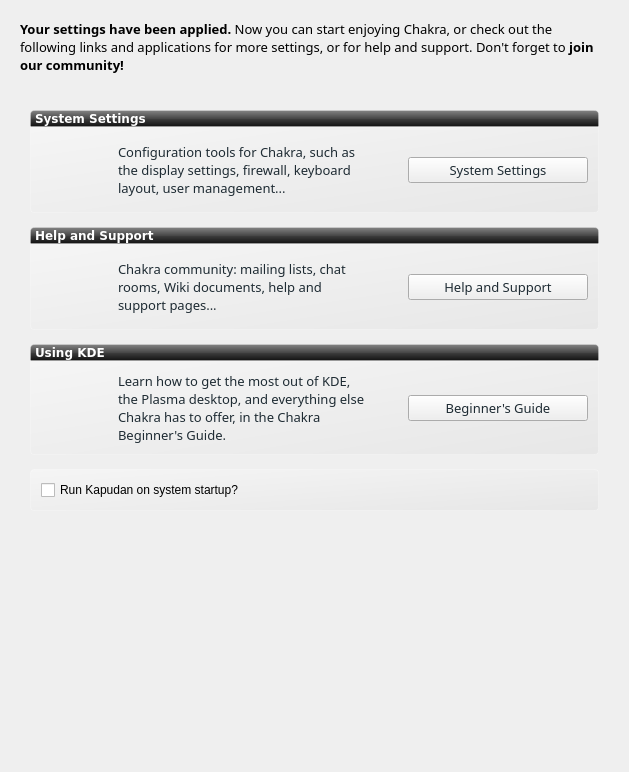
Qt form ui/ui_scrGoodbye.ui (rshipp/kapudan) before a commit.
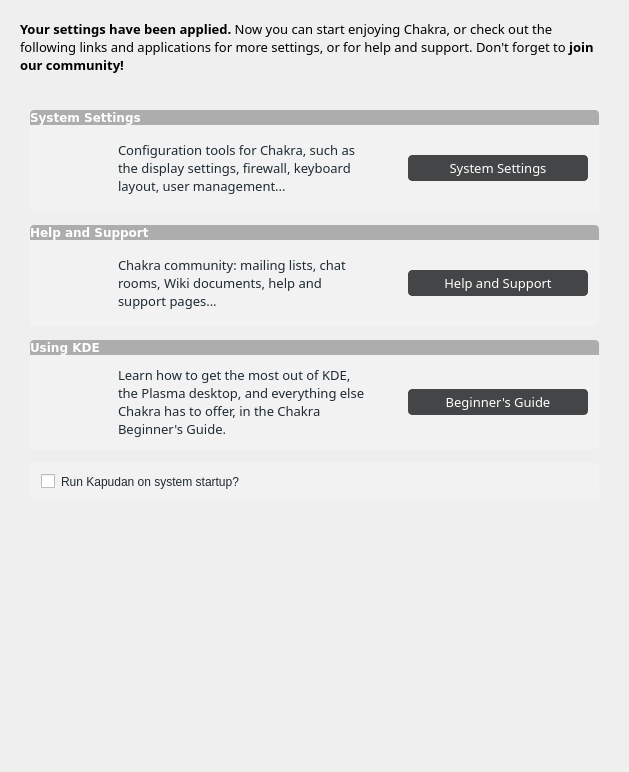
The same form after that commit. Icons and pictures are not drawn.

```diff
--- a/ui/ui_scrGoodbye.ui
+++ b/ui/ui_scrGoodbye.ui
@@ -14,7 +14,39 @@
    <string>More</string>
   </property>
   <property name="styleSheet">
-   <string notr="true"/>
+   <string notr="true">QGroupBox {
+	background-color: rgb(242, 242, 242);
+	border: 1px solid rgba(255,255,255,50);
+	border-bottom-left-radius: 4px;
+	border-bottom-right-radius: 4px;
+}
+
+
+QPushButton{
+	padding: 3px 10px 3px 10px;
+	color: white;
+	border:0px;
+	border-radius:4px;
+	background-color: rgb(68, 69, 70);
+}
+
+QPushButton::flat{
+	border:1px solid  rgb(68, 69, 70);
+	border-radius:4px;
+	background-color: rgb(68, 69, 70);
+}
+
+QPushButton::flat:hover{
+	border:1px solid rgba(0, 0, 0, 100);
+	border-radius:4px;
+	background-color: rgb(0, 172, 255);
+}
+
+QPushButton::flat:pressed{
+	border:1px solid rgba(0, 0, 0, 100);
+	border-radius:4px;
+	background-color: rgb(106, 114, 128);
+}</string>
   </property>
   <layout class="QGridLayout" name="gridLayout_5">
    <property name="horizontalSpacing">
@@ -87,7 +119,7 @@
         <x>0</x>
         <y>0</y>
         <width>589</width>
-        <height>659</height>
+        <height>653</height>
        </rect>
       </property>
       <property name="styleSheet">
@@ -117,8 +149,7 @@
             </font>
            </property>
            <property name="styleSheet">
-            <string notr="true">    background-color: qlineargradient(spread:pad, x1:0.5, y1:0, x2:0.5, y2:1, stop:0 rgba(132, 132, 132, 255), stop:0.501481 rgba(70, 70, 70, 255), stop:0.503057 rgba(62, 62, 62, 255), stop:1 rgba(16, 16, 16, 255));
-border: 1px solid rgba(255,255,255,50);
+            <string notr="true">background-color: rgba(0, 0, 0, 70);
 color:white;
 border-top-left-radius: 4px;
 border-top-right-radius: 4px;</string>
@@ -144,12 +175,7 @@
             </font>
            </property>
            <property name="styleSheet">
-            <string notr="true">#groupBox{
-background-color: qlineargradient(spread:pad, x1:1, y1:1, x2:0, y2:0, stop:0 rgba(219, 219, 219, 100), stop:1 rgba(255, 255, 255, 100));
-border: 1px solid rgba(255,255,255,50);
-border-bottom-left-radius: 4px;
-border-bottom-right-radius: 4px;
-}</string>
+            <string notr="true"/>
            </property>
            <property name="title">
             <string/>
@@ -255,11 +281,14 @@
                </font>
               </property>
               <property name="styleSheet">
-               <string notr="true">color: rgb(30, 43, 51)</string>
+               <string notr="true"/>
               </property>
               <property name="text">
                <string>System Settings</string>
               </property>
+              <property name="flat">
+               <bool>true</bool>
+              </property>
              </widget>
             </item>
             <item row="0" column="2">
@@ -300,8 +329,7 @@
             </font>
            </property>
            <property name="styleSheet">
-            <string notr="true">    background-color: qlineargradient(spread:pad, x1:0.5, y1:0, x2:0.5, y2:1, stop:0 rgba(132, 132, 132, 255), stop:0.501481 rgba(70, 70, 70, 255), stop:0.503057 rgba(62, 62, 62, 255), stop:1 rgba(16, 16, 16, 255));
-border: 1px solid rgba(255,255,255,50);
+            <string notr="true">background-color: rgba(0, 0, 0, 70);
 color:white;
 border-top-left-radius: 4px;
 border-top-right-radius: 4px;</string>
@@ -325,12 +353,7 @@
             </font>
            </property>
            <property name="styleSheet">
-            <string notr="true">#groupBox_2{
-background-color: qlineargradient(spread:pad, x1:1, y1:1, x2:0, y2:0, stop:0 rgba(219, 219, 219, 100), stop:1 rgba(255, 255, 255, 100));
-border: 1px solid rgba(255,255,255,50);
-border-bottom-left-radius: 4px;
-border-bottom-right-radius: 4px;
-}</string>
+            <string notr="true"/>
            </property>
            <property name="title">
             <string/>
@@ -421,11 +444,14 @@
                </font>
               </property>
               <property name="styleSheet">
-               <string notr="true">color: rgb(30, 43, 51)</string>
+               <string notr="true"/>
               </property>
               <property name="text">
                <string>Help and Support</string>
               </property>
+              <property name="flat">
+               <bool>true</bool>
+              </property>
              </widget>
             </item>
             <item row="0" column="0">
@@ -475,8 +501,7 @@
             </font>
            </property>
            <property name="styleSheet">
-            <string notr="true">    background-color: qlineargradient(spread:pad, x1:0.5, y1:0, x2:0.5, y2:1, stop:0 rgba(132, 132, 132, 255), stop:0.501481 rgba(70, 70, 70, 255), stop:0.503057 rgba(62, 62, 62, 255), stop:1 rgba(16, 16, 16, 255));
-border: 1px solid rgba(255,255,255,50);
+            <string notr="true">background-color: rgba(0, 0, 0, 70);
 color:white;
 border-top-left-radius: 4px;
 border-top-right-radius: 4px;</string>
@@ -505,12 +530,7 @@
             <bool>false</bool>
            </property>
            <property name="styleSheet">
-            <string notr="true">#groupBox_3{
-background-color: qlineargradient(spread:pad, x1:1, y1:1, x2:0, y2:0, stop:0 rgba(219, 219, 219, 100), stop:1 rgba(255, 255, 255, 100));
-border: 1px solid rgba(255,255,255,50);
-border-bottom-left-radius: 4px;
-border-bottom-right-radius: 4px;
-}</string>
+            <string notr="true"/>
            </property>
            <property name="title">
             <string/>
@@ -616,11 +636,14 @@
                </font>
               </property>
               <property name="styleSheet">
-               <string notr="true">color: rgb(30, 43, 51)</string>
+               <string notr="true"/>
               </property>
               <property name="text">
                <string>Beginner's Guide</string>
               </property>
+              <property name="flat">
+               <bool>true</bool>
+              </property>
              </widget>
             </item>
             <item row="0" column="2">
@@ -660,11 +683,8 @@
           <bool>false</bool>
          </property>
          <property name="styleSheet">
-          <string notr="true">#groupBox_4{
-background-color: qlineargradient(spread:pad, x1:1, y1:1, x2:0, y2:0, stop:0 rgba(219, 219, 219, 100), stop:1 rgba(255, 255, 255, 100));
-border: 1px solid rgba(255,255,255,50);
-border-radius: 4px;
-}</string>
+          <string notr="true">border-radius: 4px;
+</string>
          </property>
          <property name="title">
           <string/>
@@ -684,6 +704,15 @@
           </property>
           <item row="0" column="0">
            <widget class="QCheckBox" name="autostart">
+            <property name="maximumSize">
+             <size>
+              <width>16777215</width>
+              <height>16777214</height>
+             </size>
+            </property>
+            <property name="styleSheet">
+             <string notr="true">color: rgb(30, 43, 51);</string>
+            </property>
             <property name="text">
              <string>Run Kapudan on system startup?</string>
             </property>
```
